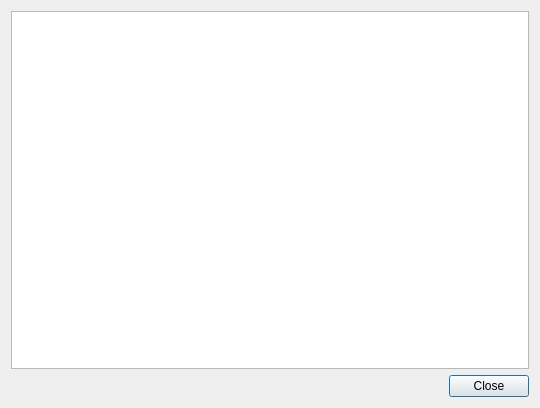
This is ui/qt/views/logs.ui in dyatlovk/kytube as Qt 5 draws it before an edit. The edited form follows.
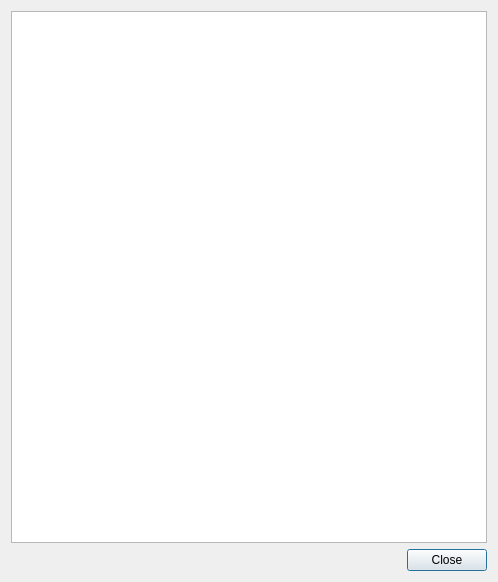
This is the edited form.

What changed in the file:
```diff
--- a/ui/qt/views/logs.ui
+++ b/ui/qt/views/logs.ui
@@ -6,21 +6,14 @@
    <rect>
     <x>0</x>
     <y>0</y>
-    <width>540</width>
-    <height>408</height>
+    <width>498</width>
+    <height>582</height>
    </rect>
   </property>
   <property name="windowTitle">
    <string>Dialog</string>
   </property>
   <layout class="QGridLayout" name="gridLayout">
-   <item row="0" column="0">
-    <widget class="QTableView" name="logTable">
-     <attribute name="horizontalHeaderStretchLastSection">
-      <bool>true</bool>
-     </attribute>
-    </widget>
-   </item>
    <item row="1" column="0">
     <widget class="QFrame" name="frame">
      <property name="frameShape">
@@ -68,6 +61,16 @@
      </layout>
     </widget>
    </item>
+   <item row="0" column="0">
+    <widget class="QPlainTextEdit" name="logContent">
+     <property name="readOnly">
+      <bool>true</bool>
+     </property>
+     <property name="placeholderText">
+      <string/>
+     </property>
+    </widget>
+   </item>
   </layout>
  </widget>
  <resources/>
```
